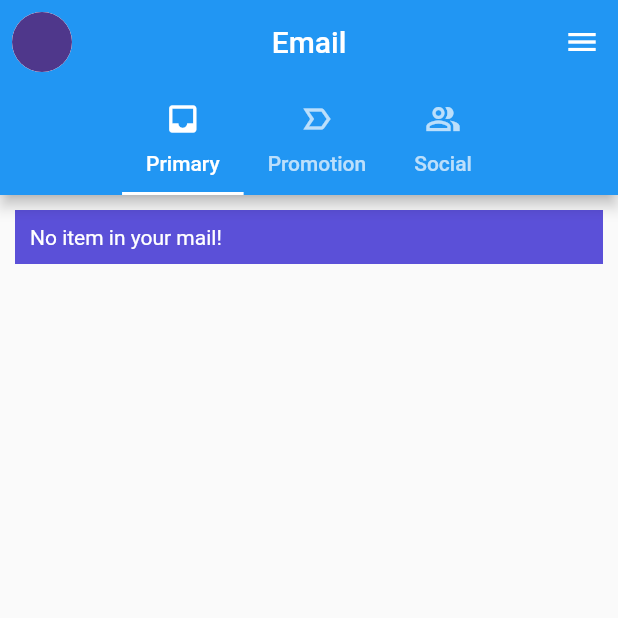
After one commit to Three-Musketeers-IF-C-Sore/learningflutter_threemusketeers_ifcsore, a Flutter app: the Email screen opened directly, on a phone screen of 412 x 824 dp, the top half of it. The commit adds this screen. Run offline on Flutter 3.47's test engine with Material 2 defaults, Android fonts, the phone set to English and light mode, and no system bars; drawn by our look-alikes of circular_profile_avatar; our stand-ins replace math_expressions; missing offline and left inert: indexed.

Commit message:
email list and create

```diff
--- a/lib/main.dart
+++ b/lib/main.dart
@@ -4,6 +4,8 @@ import 'package:learningflutter_threemusketeers_ifcsore/mikroskil_page.dart';
 import 'package:learningflutter_threemusketeers_ifcsore/order_app.dart';
 import 'package:learningflutter_threemusketeers_ifcsore/pages/course_app.dart';
 import 'package:learningflutter_threemusketeers_ifcsore/pages/form_email_page.dart';
+import 'package:learningflutter_threemusketeers_ifcsore/pages/w9.dart';
+import 'package:learningflutter_threemusketeers_ifcsore/providers/mail_provider.dart';
 import 'package:learningflutter_threemusketeers_ifcsore/providers/setting_provider.dart';
 import 'package:learningflutter_threemusketeers_ifcsore/widget/globals.dart';
 import './providers/menu_provider.dart';
@@ -36,6 +38,9 @@ class MyApp extends StatelessWidget {
         ),
         ChangeNotifierProvider(
           create: (context) => SettingProvider(),
+        ),
+        ChangeNotifierProvider(
+          create: (context) => MailProvider(),
         ),
       ],
       child: MaterialApp(
@@ -135,6 +140,12 @@ class _MyHomePageState extends State<MyHomePage> {
                     }),
             const Padding(padding: EdgeInsets.all(8)),
             HomeButton(
+                text: "Week 9: Email",
+                handleOnPressed: () => {
+                      navigate(context, const Email()),
+                    }),
+            const Padding(padding: EdgeInsets.all(8)),
+            HomeButton(
                 text: "Week 10: Create Email",
                 handleOnPressed: () => {
                       navigate(context, const FormEmail()),
--- /dev/null
+++ b/lib/models/mail.dart
@@ -0,0 +1,15 @@
+import 'package:flutter/material.dart';
+
+class Mail extends ChangeNotifier {
+  int? id;
+  String? subject;
+  String? recipient;
+  String? body;
+
+  Mail({
+    required this.id,
+    required this.subject,
+    required this.recipient,
+    required this.body,
+  });
+}
--- a/lib/pages/form_email_page.dart
+++ b/lib/pages/form_email_page.dart
@@ -1,6 +1,9 @@
 import 'package:flutter/material.dart';
 import 'package:learningflutter_threemusketeers_ifcsore/main.dart';
+import 'package:learningflutter_threemusketeers_ifcsore/pages/w9.dart';
+import 'package:learningflutter_threemusketeers_ifcsore/providers/mail_provider.dart';
 import 'package:learningflutter_threemusketeers_ifcsore/widget/globals.dart';
+import 'package:provider/provider.dart';
 
 class FormEmail extends StatefulWidget {
   const FormEmail({super.key});
@@ -20,6 +23,8 @@ class _FormEmailState extends State<FormEmail> {
 
   @override
   Widget build(BuildContext context) {
+    final mail = Provider.of<MailProvider>(context);
+
     return Scaffold(
       appBar: AppBar(
         title: const Text("Create Email"),
@@ -130,6 +135,13 @@ class _FormEmailState extends State<FormEmail> {
                     ),
                     TextButton(
                       onPressed: () {
+                        setState(() {
+                          mail.addMail(6, subject.text, recipient.text, body.text);
+                          ScaffoldMessenger.of(context).showSnackBar(const SnackBar(
+                            content: Text("Added to cart successfully"),
+                            duration: Duration(milliseconds: 500),
+                          ));
+                        });
                         Navigator.pop(context);
                         ScaffoldMessenger.of(context).showSnackBar(
                           SnackBar(
@@ -137,7 +149,7 @@ class _FormEmailState extends State<FormEmail> {
                             action: SnackBarAction(
                               label: 'Ok',
                               onPressed: () {
-                                Route route = MaterialPageRoute(builder: (context) => const MyHomePage(title: 'Learning Flutter'));
+                                Route route = MaterialPageRoute(builder: (context) => const Email());
                                 navigatorKey.currentState?.push(route);
                               }
                             ),
--- /dev/null
+++ b/lib/pages/w9.dart
@@ -0,0 +1,195 @@
+import 'package:circular_profile_avatar/circular_profile_avatar.dart';
+import 'package:flutter/material.dart';
+import 'package:learningflutter_threemusketeers_ifcsore/providers/mail_provider.dart';
+import 'package:learningflutter_threemusketeers_ifcsore/theme/colors.dart';
+import 'package:provider/provider.dart';
+
+class Email extends StatefulWidget {
+  const Email({super.key});
+
+  @override
+  State<Email> createState() => _EmailState();
+}
+
+class _EmailState extends State<Email> with TickerProviderStateMixin, ChangeNotifier {
+  late TabController _controller;
+
+  @override
+  void initState() {
+    super.initState();
+    _controller = TabController(length: 3, vsync: this);
+
+    WidgetsBinding.instance.addPostFrameCallback((timeStamp) {
+      final mail = Provider.of<MailProvider>(context, listen: false);
+      mail.items.forEach((key, value) {
+        // value.isChecked = false;
+      });
+    });
+  }
+  @override
+  void dispose() {
+    _controller.dispose();
+    super.dispose();
+  }
+
+  List errorMessage = [];
+
+  bool isError = false;
+
+  @override
+  Widget build(BuildContext context) {
+    final mail = Provider.of<MailProvider>(context);
+
+    return Scaffold(
+      appBar: AppBar(
+        title: const Text("Email"),
+        centerTitle: true,
+        leading: IconButton(
+          onPressed: () {
+            showModalBottomSheet(
+              context: context,
+              builder: (BuildContext bc){
+                return Wrap(
+                  children: <Widget>[
+                    ListTile(
+                      leading: const Icon(Icons.person),
+                      title: const Text('User123'),
+                      onTap: () => {}
+                    ),
+                    ListTile(
+                      leading: const Icon(Icons.person),
+                      title: const Text('Bot924'),
+                      onTap: () => {},
+                    ),
+                    ListTile(
+                      leading: const Icon(Icons.person),
+                      title: const Text('Ros019'),
+                      onTap: () => {},
+                    ),
+                  ],
+                );
+              }
+            );
+          },
+          icon: CircularProfileAvatar(
+            "",
+            backgroundColor: const Color.fromRGBO(79, 55, 139, 1),
+            radius: 50,
+          ),
+        ),
+        bottom: TabBar(
+          controller: _controller,
+          isScrollable: true,
+          tabs: const <Tab>[
+            Tab(
+              icon: Icon(Icons.inbox),
+              child: Text('Primary'),
+            ),
+            Tab(
+              icon: Icon(Icons.label_important_outline),
+              child: Text('Promotion'),
+            ),
+            Tab(
+              icon: Icon(Icons.people_alt_outlined),
+              child: Text('Social'),
+            ),
+          ],
+        ),
+      ),
+      endDrawer: Drawer(
+        child: ListView(
+          padding: EdgeInsets.zero,
+          children: [
+            const DrawerHeader(
+              decoration: BoxDecoration(
+                color: Colors.blue,
+              ),
+              child: Text('Compose'),
+            ),
+            ListTile(
+              leading: const Icon(
+                Icons.move_to_inbox_outlined,
+              ),
+              title: const Text('All Inboxes'),
+              onTap: () {
+                Navigator.pop(context);
+              },
+            ),
+            ListTile(
+              leading: const Icon(
+                Icons.archive_outlined,
+              ),
+              title: const Text('Archived'),
+              onTap: () {
+                Navigator.pop(context);
+              },
+            ),
+            ListTile(
+              leading: const Icon(
+                Icons.send_outlined,
+              ),
+              title: const Text('Sent'),
+              onTap: () {
+                Navigator.pop(context);
+              },
+            ),
+          ],
+        ),
+      ),
+      body: SingleChildScrollView(
+        child: Padding(
+          padding: const EdgeInsets.all(10),
+          child: Column(
+            children: [
+              if(mail.items.values.toList().isNotEmpty) ...[
+
+                const Padding(padding: EdgeInsets.only(bottom: 5)),
+                ListView.separated(
+                separatorBuilder: (context, index) {
+                  return const Padding(padding: EdgeInsets.all(3));
+                },
+                scrollDirection: Axis.vertical,
+                shrinkWrap: true,
+                // padding: const EdgeInsets.only(bottom: 3),
+                itemCount: mail.items.length,
+                itemBuilder:(context, index) {
+                  return Container(
+                    color: $primary500,
+                    margin: const EdgeInsets.only(bottom: 5),
+                    child: Padding(
+                      padding: const EdgeInsets.symmetric(horizontal: 10, vertical: 12),
+                      child: Row(
+                        children: [
+                          Checkbox(
+                            value: false,
+                            onChanged: (a) => {}
+                          ),
+                          IconButton(
+                            onPressed: () => {},
+                            icon: const Icon(Icons.star_outline),
+                          ),
+                          Text(mail.items.values.toList()[index].subject!),
+                          // Text(mailData.body!),
+                        ]
+                      ),
+                    ),
+                  );
+                }
+              ),
+            ] else ...[
+              Column(children: [
+                Container(
+                  color: $primary500,
+                  width: 500,
+                  padding: const EdgeInsets.all(10),
+                  child: const Text('No item in your mail!', style: TextStyle(color: Colors.white),),
+                ),
+                const Padding(padding: EdgeInsets.only(top: 10)),
+              ],)
+            ]
+          ]),
+        ),
+      ),
+    );
+  }
+}
--- a/pubspec.yaml
+++ b/pubspec.yaml
@@ -39,6 +39,7 @@ dependencies:
   provider: ^6.0.5
   intl: ^0.18.0
   math_expressions: ^2.0.0
+  circular_profile_avatar: ^2.0.5
 
 dev_dependencies:
   flutter_test:
```
Also changed, not shown: lib/providers/mail_provider.dart (added, +33 -0 lines), lib/widget/email_item_list.dart (added, +71 -0 lines), pubspec.lock, 1 other file.
